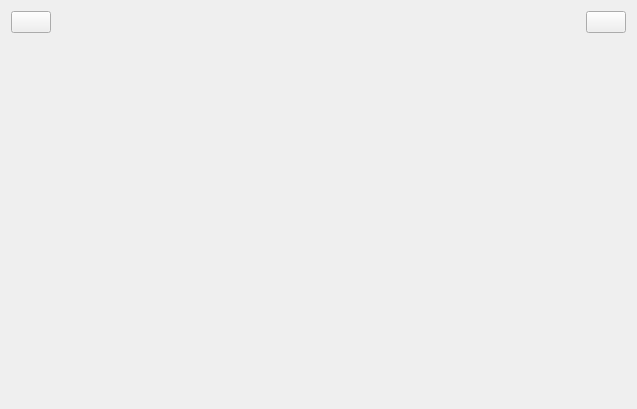
Before: the Qt Designer form HDATS/masterview.ui in fhwhsa/HDATS, drawn with Qt 5.
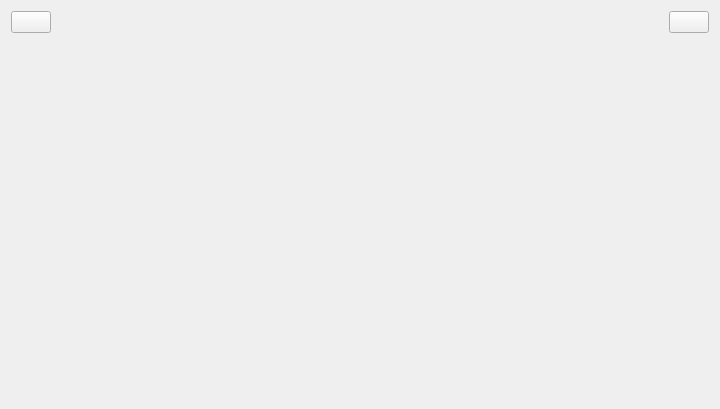
After: the same form once the commit is applied. Icons and pictures are not drawn.

```diff
--- a/HDATS/masterview.ui
+++ b/HDATS/masterview.ui
@@ -6,7 +6,7 @@
    <rect>
     <x>0</x>
     <y>0</y>
-    <width>637</width>
+    <width>720</width>
     <height>409</height>
    </rect>
   </property>
```
